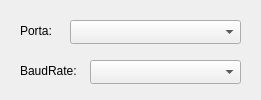
vanessadaluz6/Bueiro-mais-inteligente, file Qt/configurarrede_dialog.ui: the form before one commit.
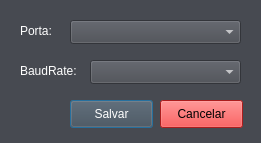
The form after the commit.

```diff
--- a/Qt/configurarrede_dialog.ui
+++ b/Qt/configurarrede_dialog.ui
@@ -7,12 +7,15 @@
     <x>0</x>
     <y>0</y>
     <width>261</width>
-    <height>100</height>
+    <height>143</height>
    </rect>
   </property>
   <property name="windowTitle">
    <string>Dialog</string>
   </property>
+  <property name="styleSheet">
+   <string notr="true">background-color: rgb(71, 74, 81);</string>
+  </property>
   <widget class="QLabel" name="label">
    <property name="geometry">
     <rect>
@@ -22,6 +25,9 @@
      <height>21</height>
     </rect>
    </property>
+   <property name="styleSheet">
+    <string notr="true">color: rgb(255, 255, 255);</string>
+   </property>
    <property name="text">
     <string>Porta:</string>
    </property>
@@ -35,6 +41,9 @@
      <height>21</height>
     </rect>
    </property>
+   <property name="styleSheet">
+    <string notr="true">color: rgb(255, 255, 255);</string>
+   </property>
    <property name="text">
     <string>BaudRate:</string>
    </property>
@@ -48,6 +57,9 @@
      <height>24</height>
     </rect>
    </property>
+   <property name="styleSheet">
+    <string notr="true">color: rgb(255, 255, 255);</string>
+   </property>
   </widget>
   <widget class="QComboBox" name="comboBox_BaudRate">
    <property name="geometry">
@@ -57,6 +69,41 @@
      <width>151</width>
      <height>24</height>
     </rect>
+   </property>
+   <property name="styleSheet">
+    <string notr="true">color: rgb(255, 255, 255);</string>
+   </property>
+  </widget>
+  <widget class="QPushButton" name="pushButton_Salvar">
+   <property name="geometry">
+    <rect>
+     <x>70</x>
+     <y>100</y>
+     <width>83</width>
+     <height>28</height>
+    </rect>
+   </property>
+   <property name="styleSheet">
+    <string notr="true">color: rgb(255, 255, 255);</string>
+   </property>
+   <property name="text">
+    <string>Salvar</string>
+   </property>
+  </widget>
+  <widget class="QPushButton" name="pushButton_Cancelar">
+   <property name="geometry">
+    <rect>
+     <x>160</x>
+     <y>100</y>
+     <width>83</width>
+     <height>28</height>
+    </rect>
+   </property>
+   <property name="styleSheet">
+    <string notr="true">background-color: rgb(239, 41, 41);</string>
+   </property>
+   <property name="text">
+    <string>Cancelar</string>
    </property>
   </widget>
  </widget>
```
